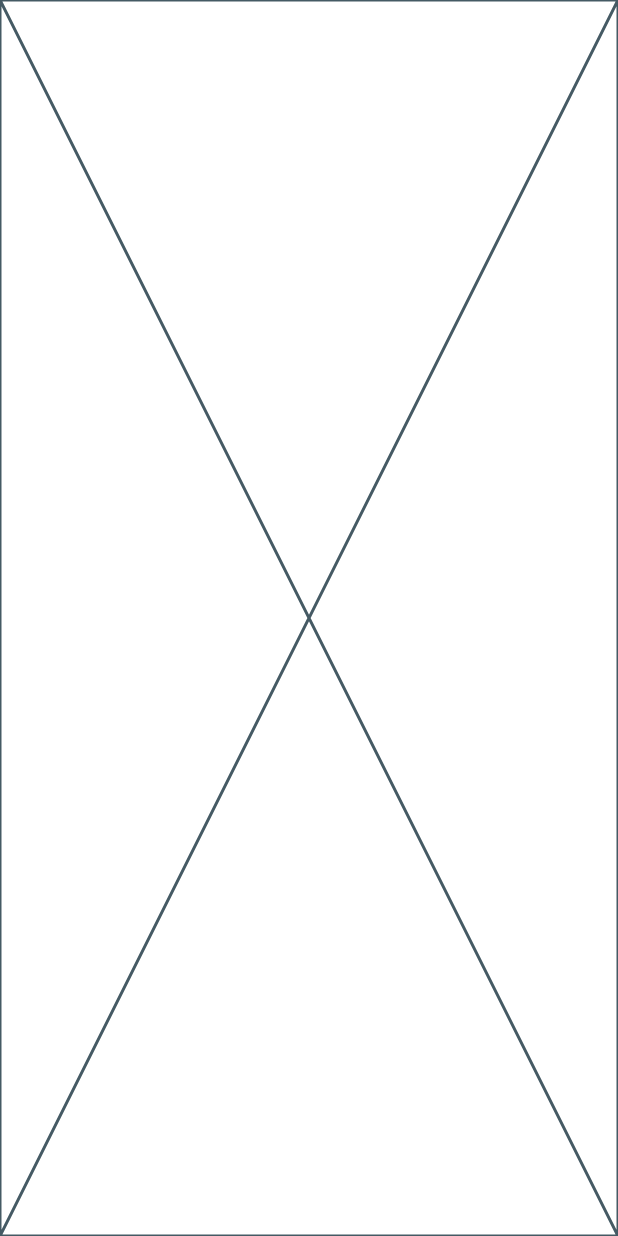
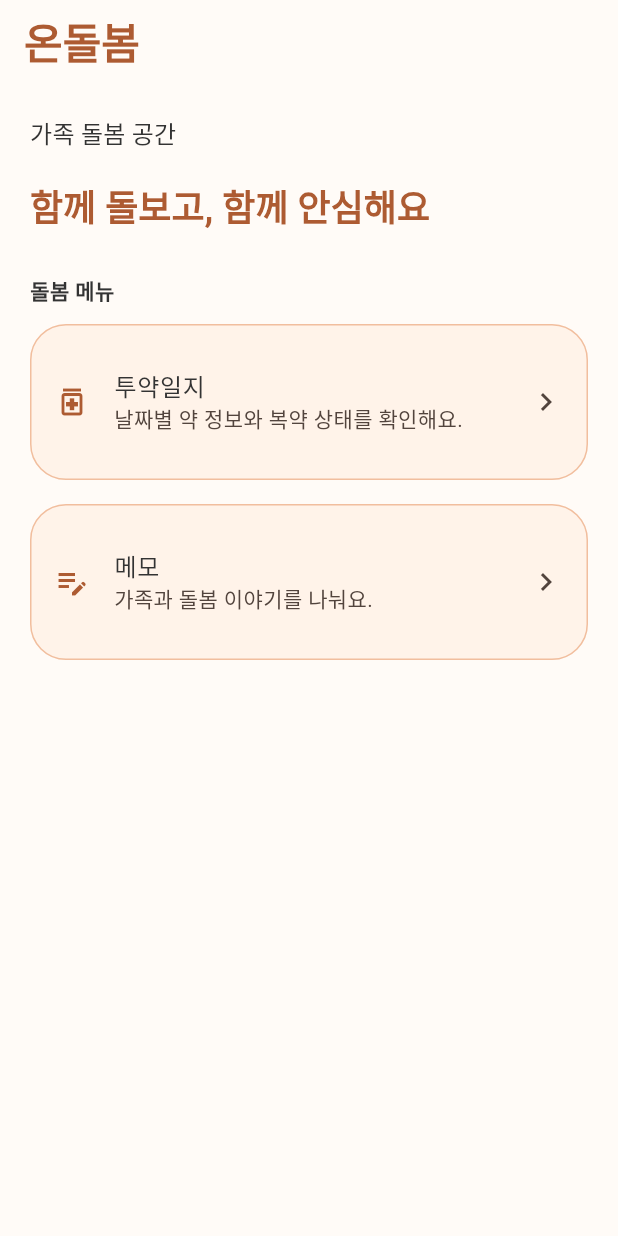
Before and after one commit to jgw00518-max/OnDolbom, a Flutter app: the screen it shows after launch, on a phone screen of 412 x 824 dp. Run offline on Flutter 3.47's test engine with Material 3 defaults, Android fonts, the phone set to English and light mode, and no system bars; our stand-ins replace firebase_core, flutter_riverpod; accounts and stored records are empty.

Commit message:
minor update

```diff
--- a/lib/view/home.dart
+++ b/lib/view/home.dart
@@ -1,15 +1,79 @@
 import 'package:flutter/material.dart';
+import 'package:flutter_riverpod/flutter_riverpod.dart';
+import 'package:ondolbom/view/medications/medication_list_view.dart';
+import 'package:ondolbom/view/memos/memo_list_view.dart';
+import 'package:ondolbom/vm/family_context.dart';
 
-class Home extends StatefulWidget {
+class Home extends ConsumerWidget {
   const Home({super.key});
 
   @override
-  State<Home> createState() => _HomeState();
-}
-
-class _HomeState extends State<Home> {
-  @override
-  Widget build(BuildContext context) {
-    return const Placeholder();
+  Widget build(BuildContext context, WidgetRef ref) {
+    final family = ref.watch(familyContextProvider);
+    return Scaffold(
+      appBar: AppBar(title: const Text('온돌봄')),
+      body: Center(
+        child: ConstrainedBox(
+          constraints: const BoxConstraints(maxWidth: 640),
+          child: ListView(
+            padding: const EdgeInsets.all(20),
+            children: [
+              Text(
+                family.roomName,
+                style: Theme.of(context).textTheme.titleMedium,
+              ),
+              const SizedBox(height: 20),
+              Text(
+                '함께 돌보고, 함께 안심해요',
+                style: Theme.of(context).textTheme.headlineSmall?.copyWith(
+                  color: Theme.of(context).colorScheme.primary,
+                  fontWeight: FontWeight.bold,
+                ),
+              ),
+              const SizedBox(height: 28),
+              const Text(
+                '돌봄 메뉴',
+                style: TextStyle(fontWeight: FontWeight.bold),
+              ),
+              const SizedBox(height: 12),
+              Card(
+                child: ListTile(
+                  contentPadding: const EdgeInsets.all(16),
+                  leading: Icon(
+                    Icons.medication_outlined,
+                    color: Theme.of(context).colorScheme.primary,
+                  ),
+                  title: const Text('투약일지'),
+                  subtitle: const Text('날짜별 약 정보와 복약 상태를 확인해요.'),
+                  trailing: const Icon(Icons.chevron_right),
+                  onTap: () => Navigator.of(context).push(
+                    MaterialPageRoute<void>(
+                      builder: (_) => const MedicationListView(),
+                    ),
+                  ),
+                ),
+              ),
+              Card(
+                child: ListTile(
+                  contentPadding: const EdgeInsets.all(16),
+                  leading: Icon(
+                    Icons.edit_note,
+                    color: Theme.of(context).colorScheme.primary,
+                  ),
+                  title: const Text('메모'),
+                  subtitle: const Text('가족과 돌봄 이야기를 나눠요.'),
+                  trailing: const Icon(Icons.chevron_right),
+                  onTap: () => Navigator.of(context).push(
+                    MaterialPageRoute<void>(
+                      builder: (_) => const MemoListView(),
+                    ),
+                  ),
+                ),
+              ),
+            ],
+          ),
+        ),
+      ),
+    );
   }
 }
```
Also changed, not shown: 4 other files.
